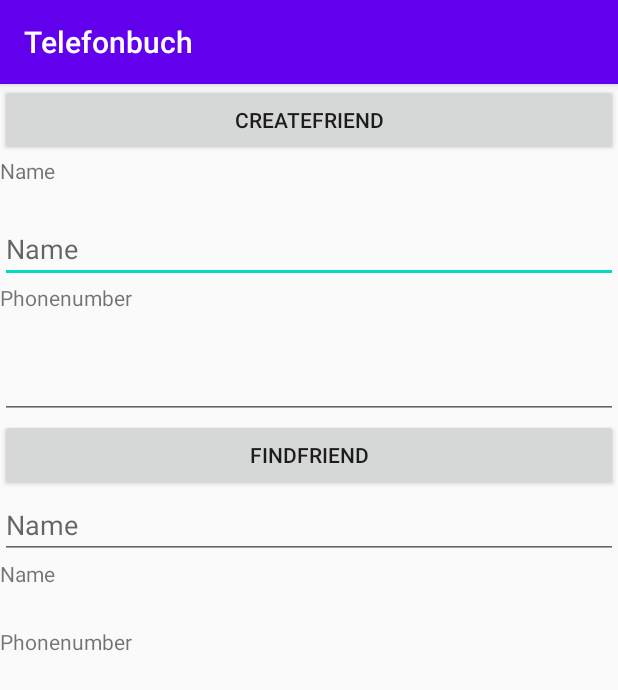
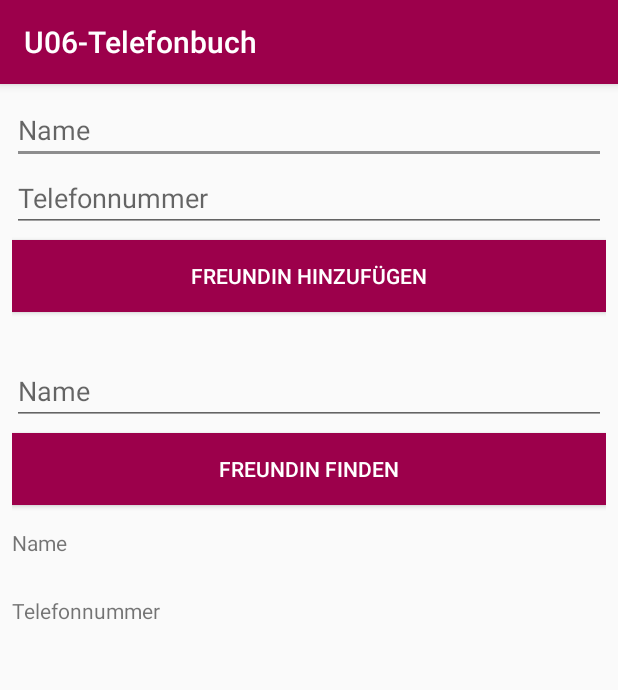
Before and after one commit to Android-Regensburg/U06-Telefonbuch, an Android app: the screen it shows after launch (MainActivity), on a phone screen of 412 x 824 dp. Shown: the top 690 px of the screen. Run offline under Robolectric (Android 15) with nearby library versions, the light colour scheme and no system bars.

Commit message:
Code und Style angepasst

```diff
--- a/app/src/main/AndroidManifest.xml
+++ b/app/src/main/AndroidManifest.xml
@@ -1,6 +1,6 @@
 <?xml version="1.0" encoding="utf-8"?>
 <manifest xmlns:android="http://schemas.android.com/apk/res/android"
-    package="de.ur.mi.android.base">
+    package="de.ur.mi.android.u06telefonbuch">
 
     <application
         android:allowBackup="true"
@@ -9,7 +9,7 @@
         android:roundIcon="@mipmap/ic_launcher_round"
         android:supportsRtl="true"
         android:theme="@style/AppTheme">
-        <activity android:name=".MainActivity">
+        <activity android:name="de.ur.mi.android.u06telefonbuch.MainActivity">
             <intent-filter>
                 <action android:name="android.intent.action.MAIN" />
 
--- a/app/src/main/java/de/ur/mi/android/base/MainActivity.java
+++ /dev/null
@@ -1,50 +0,0 @@
-package de.ur.mi.android.base;
-
-import androidx.appcompat.app.AppCompatActivity;
-
-import android.os.Bundle;
-import android.widget.Button;
-import android.widget.EditText;
-import android.widget.TextView;
-
-public class MainActivity extends AppCompatActivity {
-
-    private Button createFriendButton;
-    private Button findFriendButton;
-    private TextView textViewFriendName;
-    private TextView textViewFriendPhoneNumber;
-    private TextView textViewSeeName;
-    private TextView textViewSeePhoneNumber;
-    private EditText editTextFriendName;
-    private EditText editTextFriendPhoneNumber;
-    private EditText editTextFindFriend;
-
-    @Override
-    protected void onCreate(Bundle savedInstanceState) {
-        super.onCreate(savedInstanceState);
-        setContentView(R.layout.activity_main);
-
-        initViews();
-        initButtons();
-
-    }
-
-    private void initViews(){
-        textViewFriendName = (TextView) findViewById(R.id.textview_friend_name);
-        textViewFriendPhoneNumber = (TextView) findViewById(R.id.textview_friend_phonenumber);
-        textViewSeeName = (TextView) findViewById(R.id.textview_id_see_name);
-        textViewSeePhoneNumber = (TextView) findViewById(R.id.textview_id_see_phonenumber);
-        editTextFriendName = (EditText) findViewById(R.id.editText_id_friendname);
-        editTextFriendPhoneNumber = (EditText) findViewById(R.id.editText_id_friend_phonenumber);
-        editTextFindFriend = (EditText) findViewById(R.id.editText_id_findfriend);
-    }
-
-    private void initButtons(){
-        createFriendButton = (Button) findViewById(R.id.button_id_create_friend);
-        //clicklistener
-
-        findFriendButton = (Button) findViewById(R.id.button_id_find_friend);
-
-    }
-
-}
--- /dev/null
+++ b/app/src/main/java/de/ur/mi/android/u06telefonbuch/MainActivity.java
@@ -0,0 +1,44 @@
+package de.ur.mi.android.u06telefonbuch;
+
+import androidx.appcompat.app.AppCompatActivity;
+
+import android.os.Bundle;
+import android.widget.Button;
+import android.widget.EditText;
+import android.widget.TextView;
+
+public class MainActivity extends AppCompatActivity {
+
+    private Button btnCreateFriend;
+    private Button btnFindFriend;
+    private TextView tvSeeName;
+    private TextView tvSeePhoneNumber;
+    private EditText etFriendName;
+    private EditText etFriendPhoneNumber;
+    private EditText etFindFriendName;
+
+    @Override
+    protected void onCreate(Bundle savedInstanceState) {
+        super.onCreate(savedInstanceState);
+        setContentView(R.layout.activity_main);
+
+        initViews();
+        initButtons();
+
+    }
+
+    private void initViews(){
+        tvSeeName = findViewById(R.id.tv_see_name);
+        tvSeePhoneNumber = findViewById(R.id.tv_see_phone_number);
+        etFriendName = findViewById(R.id.et_friend_name);
+        etFriendPhoneNumber = findViewById(R.id.et_friend_phone_number);
+        etFindFriendName = findViewById(R.id.et_find_friend_name);
+    }
+
+    private void initButtons(){
+        btnCreateFriend = findViewById(R.id.btn_create_friend);
+        btnFindFriend = findViewById(R.id.btn_find_friend);
+
+    }
+
+}
--- a/app/src/main/res/layout/activity_main.xml
+++ b/app/src/main/res/layout/activity_main.xml
@@ -5,65 +5,64 @@
     android:layout_width="match_parent"
     android:layout_height="match_parent"
     android:orientation="vertical"
+    android:padding="8dp"
     tools:context=".MainActivity">
 
-    <Button
-        android:id="@+id/button_id_create_friend"
-        android:layout_width="match_parent"
-        android:layout_height="wrap_content"
-        android:text ="@string/create_friend" />
-
-    <TextView
-        android:id="@+id/textview_friend_name"
-        android:layout_width="match_parent"
-        android:layout_height="39dp"
-        android:text="@string/friend_name" />
-
     <EditText
-        android:id="@+id/editText_id_friendname"
+        android:id="@+id/et_friend_name"
         android:layout_width="match_parent"
         android:layout_height="wrap_content"
         android:ems="10"
         android:inputType="textPersonName"
-        android:hint = "@string/friend_name"/>
+        android:hint = "@string/name"/>
 
-    <TextView
-        android:id="@+id/textview_friend_phonenumber"
-        android:layout_width="match_parent"
-        android:layout_height="45dp"
-        android:text="@string/friend_phonenumber" />
 
     <EditText
-        android:id="@+id/editText_id_friend_phonenumber"
+        android:id="@+id/et_friend_phone_number"
         android:layout_width="match_parent"
         android:layout_height="wrap_content"
         android:ems="10"
+        android:hint="@string/phone_number"
         android:inputType="numberDecimal"/>
 
     <Button
-        android:id="@+id/button_id_find_friend"
+        android:id="@+id/btn_create_friend"
         android:layout_width="match_parent"
         android:layout_height="wrap_content"
+        android:layout_marginTop="5dp"
+        android:background="@color/colorPrimary"
+        android:textColor="@android:color/white"
+        android:text ="@string/create_friend" />
+
+    <EditText
+        android:id="@+id/et_find_friend_name"
+        android:layout_width="match_parent"
+        android:layout_height="wrap_content"
+        android:layout_marginTop="30dp"
+        android:ems="10"
+        android:inputType="textPersonName"
+        android:hint="@string/name"/>
+
+    <Button
+        android:id="@+id/btn_find_friend"
+        android:layout_width="match_parent"
+        android:layout_height="wrap_content"
+        android:layout_marginTop="5dp"
+        android:layout_marginBottom="15dp"
+        android:background="@color/colorPrimary"
+        android:textColor="@android:color/white"
         android:text="@string/find_friend"/>
 
-    <EditText
-        android:id="@+id/editText_id_findfriend"
+    <TextView
+        android:id="@+id/tv_see_name"
         android:layout_width="match_parent"
-        android:layout_height="wrap_content"
-        android:ems="10"
-        android:inputType="textPersonName"
-        android:hint="@string/friend_name"/>
+        android:layout_height="45dp"
+        android:text="@string/name" />
 
     <TextView
-        android:id="@+id/textview_id_see_name"
+        android:id="@+id/tv_see_phone_number"
         android:layout_width="match_parent"
         android:layout_height="45dp"
-        android:text="@string/friend_name" />
-
-    <TextView
-        android:id="@+id/textview_id_see_phonenumber"
-        android:layout_width="match_parent"
-        android:layout_height="45dp"
-        android:text="@string/friend_phonenumber" />
+        android:text="@string/phone_number" />
 
 </LinearLayout>
--- a/app/src/main/res/values/colors.xml
+++ b/app/src/main/res/values/colors.xml
@@ -1,6 +1,7 @@
 <?xml version="1.0" encoding="utf-8"?>
 <resources>
-    <color name="colorPrimary">#6200EE</color>
-    <color name="colorPrimaryDark">#3700B3</color>
-    <color name="colorAccent">#03DAC5</color>
+    <color name="colorPrimary">#9c004b</color>
+    <color name="colorPrimaryDark">#680024</color>
+    <color name="colorAccent">#8d8d8e</color>
+    <color name="colorBackground">#ffffff</color>
 </resources>
--- a/app/src/main/res/values/strings.xml
+++ b/app/src/main/res/values/strings.xml
@@ -1,8 +1,7 @@
 <resources>
-    <string name="app_name">Telefonbuch</string>
-    <string name="title_activity_movie">FriendFaceActivity</string>
-    <string name="friend_name">Name</string>
-    <string name="friend_phonenumber">Phonenumber</string>
-    <string name="create_friend">CreateFriend</string>
-    <string name="find_friend">FindFriend</string>
+    <string name="app_name">U06-Telefonbuch</string>
+    <string name="name">Name</string>
+    <string name="phone_number">Telefonnummer</string>
+    <string name="create_friend">FreundIn hinzufügen</string>
+    <string name="find_friend">FreundIn finden</string>
 </resources>
--- a/app/src/main/res/values/styles.xml
+++ b/app/src/main/res/values/styles.xml
@@ -1,11 +1,10 @@
 <resources>
 
-    <!-- Base application theme. -->
     <style name="AppTheme" parent="Theme.AppCompat.Light.DarkActionBar">
-        <!-- Customize your theme here. -->
         <item name="colorPrimary">@color/colorPrimary</item>
         <item name="colorPrimaryDark">@color/colorPrimaryDark</item>
         <item name="colorAccent">@color/colorAccent</item>
+        <item name="background">@color/colorBackground</item>
     </style>
 
 </resources>
```
Also changed, not shown: app/build.gradle (+4 -4 lines), 4 other files.
